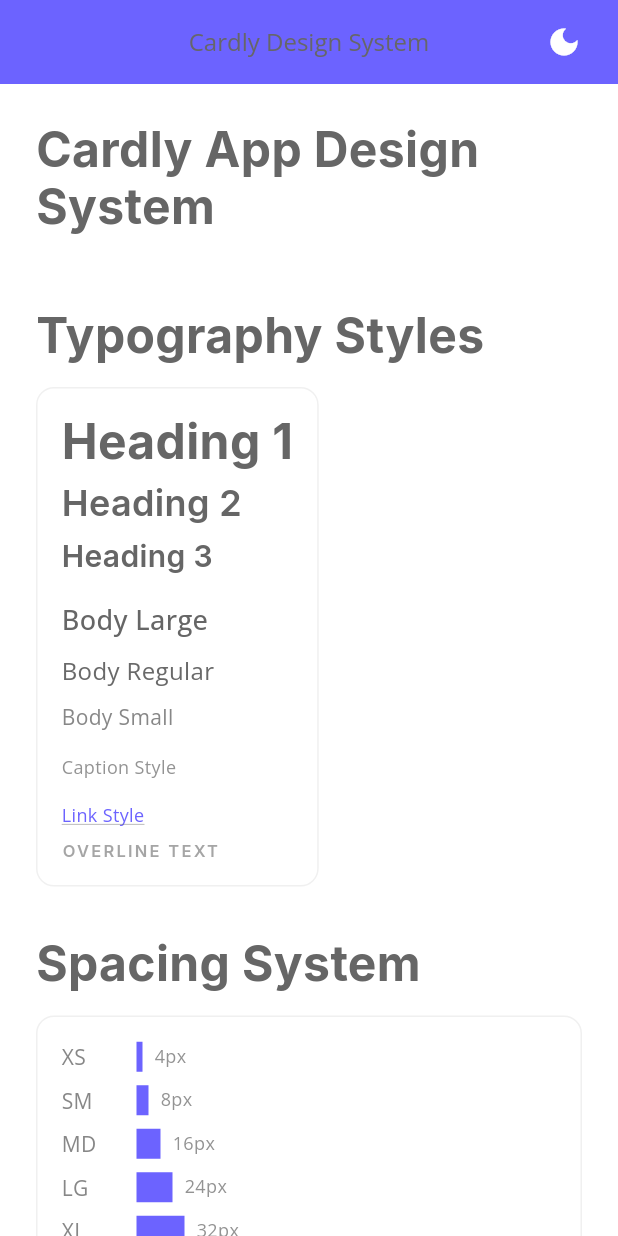
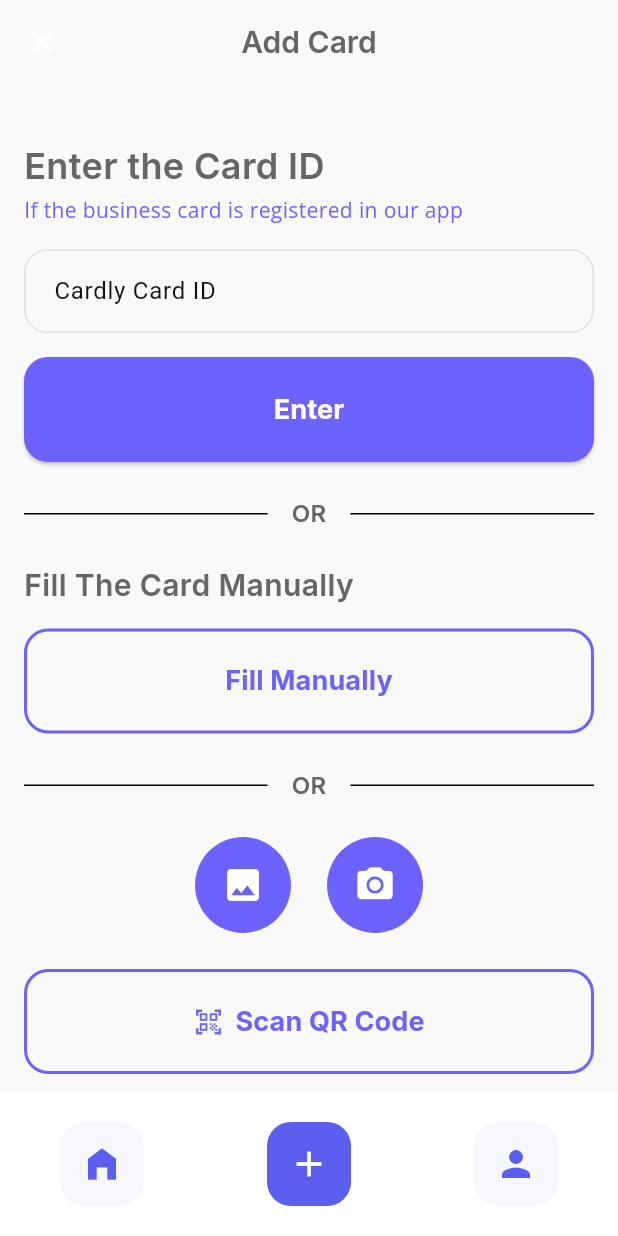
Before and after one commit to 2EDX7/Cardly, a Flutter app: the screen it shows after launch, on a phone screen of 412 x 824 dp. Run offline on Flutter 3.47's test engine with Material 3 defaults, Android fonts, the phone set to English and light mode, and no system bars; our stand-ins replace google_fonts.

Commit message:
feat: create the add card sceens (main screen,fill info,scan)

```diff
--- a/flutter app/lib/main.dart
+++ b/flutter app/lib/main.dart
@@ -3,6 +3,7 @@
 import 'theme/themes.dart';
 import 'theme/theme_modifier.dart';
 import 'theme/theme_demonstration.dart';
+import 'package:cardly/screens/addcard/addCard.dart';
 
 void main() {
   runApp(
@@ -27,7 +28,7 @@
           theme: AppTheme.lightTheme,
           darkTheme: AppTheme.darkTheme,
           themeMode: themeModifier.themeMode,
-          home: const ThemeDemonstration(),
+          home: const AddCardScreen(),
         );
       },
     );
--- /dev/null
+++ b/flutter app/lib/screens/addcard/addCard.dart
@@ -0,0 +1,184 @@
+import 'package:flutter/material.dart';
+import 'package:cardly/widgets/navBar.dart';
+import 'package:cardly/widgets/buildDivider.dart';
+import 'package:cardly/theme/colors.dart';
+import 'package:cardly/theme/spacing.dart';
+import 'package:cardly/theme/typography.dart';
+import 'package:cardly/screens/addcard/fillcardinformations.dart';
+import 'package:cardly/screens/addcard/ScanCard.dart';
+class AddCardScreen extends StatefulWidget {
+  const AddCardScreen({Key? key}) : super(key: key);
+
+  @override
+  State<AddCardScreen> createState() => _AddCardScreenState();
+}
+
+class _AddCardScreenState extends State<AddCardScreen> {
+  final TextEditingController _cardIdController = TextEditingController();
+  int _activeNavIndex = 1;
+
+  @override
+  void dispose() {
+    _cardIdController.dispose();
+    super.dispose();
+  }
+
+  @override
+  Widget build(BuildContext context) {
+    return Scaffold(
+      backgroundColor: Theme.of(context).scaffoldBackgroundColor,
+      appBar: AppBar(
+        elevation: 0,
+        backgroundColor: Theme.of(context).scaffoldBackgroundColor,
+        leading: IconButton(
+          icon: Icon(Icons.close),
+          onPressed: () => Navigator.pop(context),
+        ),
+        title: Text(
+          'Add Card',
+          style: AppTextStyles.heading3(context),
+        ),
+      ),
+      body: Column(
+        children: [
+          const SizedBox(height: AppSpacing.lg),
+          Expanded(
+            child: SingleChildScrollView(
+              padding: AppSpacing.paddingMd,
+              child: Column(
+                crossAxisAlignment: CrossAxisAlignment.start,
+                children: [
+                  Text(
+                    'Enter the Card ID',
+                    style: AppTextStyles.heading2(context),
+                  ),
+                  const SizedBox(height: AppSpacing.xs),
+                  Text(
+                    'If the business card is registered in our app',
+                    style: AppTextStyles.bodySmall(context).copyWith(color: AppColors.primary),
+                  ),
+                  const SizedBox(height: AppSpacing.md),
+                  TextField(
+                    controller: _cardIdController,
+                    decoration: const InputDecoration(
+                      hintText: 'Cardly Card ID',
+                    ),
+                  ),
+                  const SizedBox(height: AppSpacing.md),
+                  SizedBox(
+                    width: double.infinity,
+                    child: ElevatedButton(
+                      onPressed: () {},
+                      child: Text(
+                        'Enter',
+                        style: AppTextStyles.buttonPrimary(context),
+                      ),
+                    ),
+                  ),
+                  const SizedBox(height: AppSpacing.lg),
+                  buildDivider(context),
+                  const SizedBox(height: AppSpacing.lg),
+                  Text(
+                    'Fill The Card Manually',
+                    style: AppTextStyles.heading3(context),
+                  ),
+                  const SizedBox(height: AppSpacing.md),
+                  SizedBox(
+                    width: double.infinity,
+                    child: OutlinedButton(
+                      onPressed: () {
+                        Navigator.push(
+                          context,
+                          MaterialPageRoute(
+                            builder: (context) => const Fillcardinformations(),
+                          ),
+                        );
+                      },
+                      child: Text(
+                        'Fill Manually',
+                        style: AppTextStyles.buttonSecondary(context),
+                      ),
+                    ),
+                  ),
+                  const SizedBox(height: AppSpacing.lg),
+                  buildDivider(context),
+                  const SizedBox(height: AppSpacing.lg),
+                  Row(
+                    mainAxisAlignment: MainAxisAlignment.center,
+                    children: [
+                      GestureDetector(
+                        onTap: () {},
+                        child: Container(
+                          width: 64,
+                          height: 64,
+                          decoration: BoxDecoration(
+                            color: AppColors.primary,
+                            shape: BoxShape.circle,
+                          ),
+                          child: const Icon(
+                            Icons.image,
+                            color: Colors.white,
+                            size: 28,
+                          ),
+                        ),
+                      ),
+                      const SizedBox(width: AppSpacing.lg),
+                      GestureDetector(
+                        onTap: () {},
+                        child: Container(
+                          width: 64,
+                          height: 64,
+                          decoration: BoxDecoration(
+                            color: AppColors.primary,
+                            shape: BoxShape.circle,
+                          ),
+                          child: const Icon(
+                            Icons.camera_alt,
+                            color: Colors.white,
+                            size: 28,
+                          ),
+                        ),
+                      ),
+                    ],
+                  ),
+                  const SizedBox(height: AppSpacing.lg),
+                  SizedBox(
+                    width: double.infinity,
+                    child: OutlinedButton.icon(
+                      onPressed: () {
+                        Navigator.push(
+                          context,
+                          MaterialPageRoute(
+                            builder: (context) => const ScanCardScreen(),
+                          ),
+                        );
+                      },
+                      icon: const Icon(
+                        Icons.qr_code_scanner,
+                        size: 20,
+                      ),
+                      label: Text(
+                        'Scan QR Code',
+                        style: AppTextStyles.buttonSecondary(context),
+                      ),
+                    ),
+                  ),
+                  const SizedBox(height: AppSpacing.lg),
+                ],
+              ),
+            ),
+          ),
+
+          BottomNavBar(
+            activeIndex: _activeNavIndex,
+            onTabChange: (index) {
+              setState(() {
+                _activeNavIndex = index;
+              });
+            },
+          ),
+        ],
+      ),
+    );
+  }
+}
--- /dev/null
+++ b/flutter app/lib/widgets/buildDivider.dart
@@ -0,0 +1,20 @@
+import 'package:flutter/material.dart';
+import 'package:cardly/theme/spacing.dart';
+import 'package:cardly/theme/typography.dart';
+
+Widget buildDivider(BuildContext context) {
+  final color = Theme.of(context).colorScheme.onBackground;
+  return Row(
+    children: [
+      Expanded(child: Container(height: 1, color: Colors.black)),
+      Padding(
+        padding: const EdgeInsets.symmetric(horizontal: AppSpacing.md),
+        child: Text(
+          'OR',
+          style: AppTextStyles.heading3(context).copyWith(fontSize: 16, color: color),
+        ),
+      ),
+      Expanded(child: Container(height: 1, color: Colors.black)),
+    ],
+  );
+}
--- /dev/null
+++ b/flutter app/lib/widgets/navBar.dart
@@ -0,0 +1,52 @@
+import 'package:flutter/material.dart';
+
+class BottomNavBar extends StatelessWidget {
+  Widget _buildNavItem(IconData icon, int index) {
+    final isActive = activeIndex == index;
+    return GestureDetector(
+      onTap: () => onTabChange(index),
+      child: Container(
+        width: 56,
+        height: 56,
+        decoration: BoxDecoration(
+          color: isActive ? const Color(0xFF5B5FEF) : const Color(0xF6F7F8FF),
+          borderRadius: BorderRadius.circular(16),
+        ),
+        child: Icon(
+          icon,
+          color: isActive ? Colors.white : const Color(0xFF5B5FEF),
+          size: 28,
+        ),
+      ),
+    );
+  }
+
+
+  final int activeIndex;
+  final Function(int) onTabChange;
+  const BottomNavBar({
+    Key? key,
+    this.activeIndex = 1,
+    required this.onTabChange,
+  }) : super(key: key);
+
+  @override
+  Widget build(BuildContext context) {
+    return Container(
+      color: Colors.white,
+      padding: const EdgeInsets.symmetric(horizontal: 40, vertical: 20),
+      child: SafeArea(
+        child: Row(
+          mainAxisAlignment: MainAxisAlignment.spaceBetween,
+          children: [
+            _buildNavItem(Icons.home_filled, 0),
+            _buildNavItem(Icons.add, 1),
+            _buildNavItem(Icons.person, 2),
+          ],
+        ),
+      ),
+    );
+  }
+
+
+}
```
Also changed, not shown: flutter app/lib/screens/addcard/ScanCard.dart (added, +192 -0 lines), flutter app/lib/screens/addcard/addCardinformations.dart (added, +97 -0 lines), flutter app/lib/screens/addcard/fillcardinformations.dart (added, +97 -0 lines), flutter app/lib/widgets/buildTextField.dart (added, +29 -0 lines).
